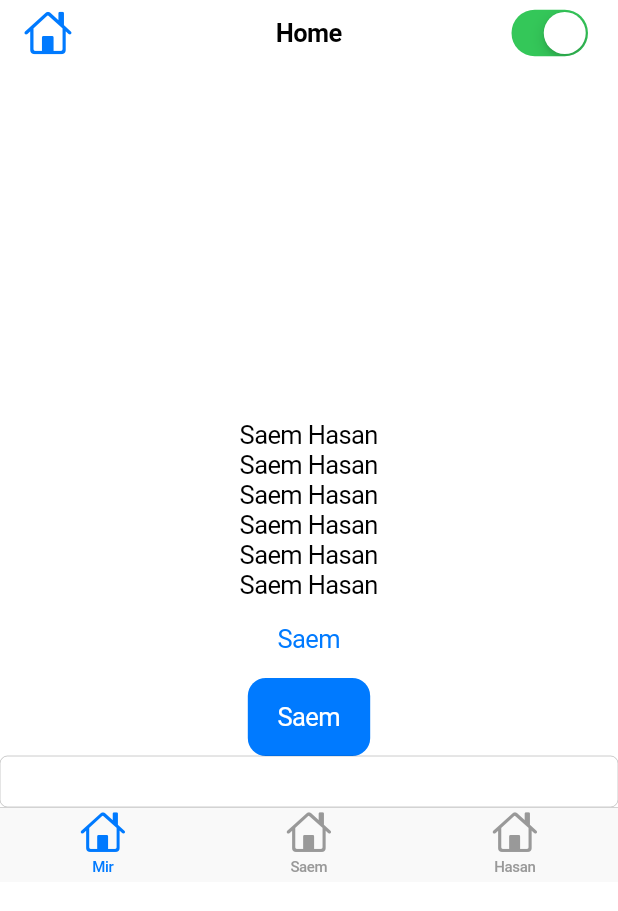
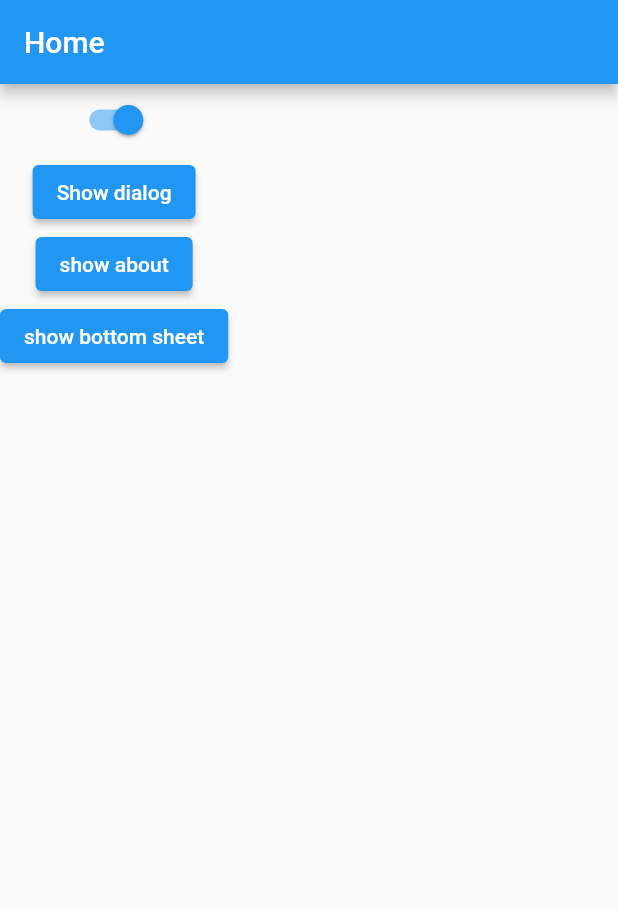
Before and after one commit to saem10/Flutter_project, a Flutter app: the screen it shows after launch, on a phone screen of 412 x 824 dp. Shown: the top 911 px of the screen. Run offline on Flutter 3.47's test engine with Material 2 defaults, Android fonts, the phone set to English and light mode, and no system bars.

Commit message:
show Dialog button

```diff
--- a/lib/main.dart
+++ b/lib/main.dart
@@ -1,57 +1,79 @@
-import 'package:flutter/cupertino.dart';
 import 'package:flutter/material.dart';
 
-void main() {
-  runApp(MyApp());
+void main(){
+  runApp(Myapp());
 }
-
-class MyApp extends StatelessWidget {
-  MyApp({super.key});
+class Myapp extends StatelessWidget {
+   Myapp({super.key});
 
   @override
   Widget build(BuildContext context) {
-    return CupertinoApp(
+    return MaterialApp(
       home: Home(),
     );
   }
 }
-
 class Home extends StatelessWidget {
-  Home({super.key});
+  const Home({super.key});
 
   @override
   Widget build(BuildContext context) {
-    return CupertinoPageScaffold(
-      navigationBar: CupertinoNavigationBar(
-        leading: Icon(CupertinoIcons.home),
-        middle: Text('Home'),
-        trailing: CupertinoSwitch(
-          onChanged: (onChange) {},
-          value: true,
-        ),
-        backgroundColor: Colors.green,
+    return Scaffold(
+      appBar: AppBar(
+        title: Text('Home'),
       ),
-      child: Center(
-        child: Column(
-          mainAxisAlignment: MainAxisAlignment.center,
-          children: [
-            Text('Saem Hasan'),
-            Text('Saem Hasan'),
-            Text('Saem Hasan'),
-            Text('Saem Hasan'),
-            Text('Saem Hasan'),
-            Text('Saem Hasan'),
-            CupertinoButton(child: Text('Saem'), onPressed: (){} ),
-            CupertinoButton.filled(child: Text('Saem'), onPressed: (){} ),
-            CupertinoTextField(),
-            CupertinoTabBar(items: [
-              BottomNavigationBarItem(label:'Mir' ,icon: Icon(CupertinoIcons.home)),
-              BottomNavigationBarItem(label: 'Saem',icon: Icon(CupertinoIcons.home)),
-              BottomNavigationBarItem(label: 'Hasan',icon: Icon(CupertinoIcons.home)),
-            ])
-
-          ],
-        ),
+      body: Column(
+        children: [
+          Switch(value: true, onChanged: (bool value){}),
+          ElevatedButton(onPressed: (){
+            showDialog(
+              barrierDismissible: false,
+              context: context, builder: (context)=>AlertDialog(
+              title: Text('Alert'),
+              content: Text('You are in danger'),
+              actions: [
+                TextButton(onPressed: (){
+                  Navigator.pop(context);
+                }, child: Text('Cancle')),
+                TextButton(onPressed: (){
+                  // Action
+                }, child: Text('ok')),
+              ],
+            ),
+            );
+          }, child: Text('Show dialog'),),
+          ElevatedButton(
+              onPressed: () {
+                showAboutDialog(
+                  context: context,
+                  applicationName: 'Chete',
+                  applicationVersion: '0.0.1',
+                );
+              },
+              child: Text('show about')),
+          ElevatedButton(onPressed: (){
+            showModalBottomSheet(
+                isDismissible: true,
+                barrierColor: Colors.blueGrey ,
+                backgroundColor: Colors.grey.shade100,
+                shape: RoundedRectangleBorder(
+                  borderRadius: BorderRadius.only(
+                    topRight: Radius.circular(12),
+                    topLeft: Radius.circular(12),
+                  )
+                ),
+                context: context, builder: (context){
+              return Padding(
+                padding: const EdgeInsets.all(8.0),
+                child: Column(children: [
+                  Center(
+                    child: Text('This is bottom sheet'),
+                  ),
+                ],),
+              );
+            });
+          }, child: Text('show bottom sheet'))
+        ],
       ),
     );
   }
```
